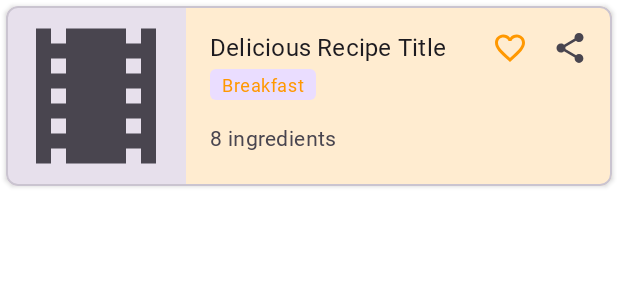
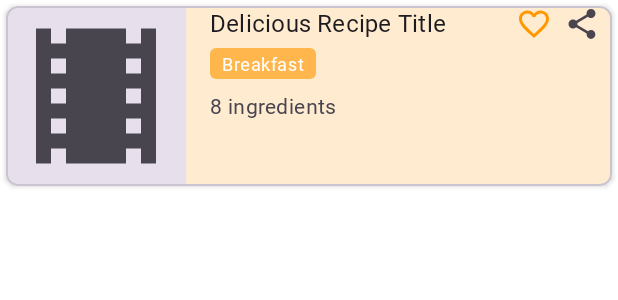
Before and after one commit to ayezix/CookBook, an Android app: the layout item_recipe.xml on its own in the app's theme, with its tools: preview values and no code run, on a phone screen of 412 x 824 dp. Shown: the top 300 px of the screen. Run offline under Robolectric (Android 15) with nearby library versions, the phone set to English and light mode, and no system bars.

Commit message:
new font for dark and light modes, and a couple UI changes

```diff
--- a/app/src/main/res/layout/fragment_home.xml
+++ b/app/src/main/res/layout/fragment_home.xml
@@ -83,7 +83,9 @@
         android:layout_gravity="bottom|end"
         android:layout_margin="16dp"
         android:contentDescription="Add Recipe"
-        app:srcCompat="@drawable/ic_add" />
+        android:outlineSpotShadowColor="@color/orange_primary"
+        app:srcCompat="@drawable/ic_add"
+        app:backgroundTint="@color/orange_primary" />
 
     <ProgressBar
         android:id="@+id/progressBar"
--- a/app/src/main/res/layout/item_recipe.xml
+++ b/app/src/main/res/layout/item_recipe.xml
@@ -8,34 +8,62 @@
     app:cardCornerRadius="8dp"
     app:cardElevation="2dp">
 
-    <androidx.constraintlayout.widget.ConstraintLayout
+    <LinearLayout
         android:layout_width="match_parent"
-        android:layout_height="wrap_content">
+        android:layout_height="wrap_content"
+        android:orientation="horizontal"
+        android:padding="0dp">
 
         <ImageView
             android:id="@+id/ivRecipe"
             android:layout_width="120dp"
             android:layout_height="120dp"
+            android:layout_gravity="center_vertical"
             android:contentDescription="Recipe Image"
             android:scaleType="centerCrop"
-            app:layout_constraintStart_toStartOf="parent"
-            app:layout_constraintTop_toTopOf="parent"
             tools:src="@drawable/placeholder_recipe" />
+
+        <LinearLayout
+            android:layout_width="0dp"
+            android:layout_height="match_parent"
+            android:layout_weight="1"
+            android:orientation="vertical"
+            android:paddingStart="16dp"
+            android:paddingEnd="0dp">
+
+            <LinearLayout
+                android:layout_width="match_parent"
+                android:layout_height="wrap_content"
+                android:orientation="horizontal"
+                android:gravity="top|center_vertical">
 
                 <TextView
                     android:id="@+id/tvTitle"
                     android:layout_width="0dp"
                     android:layout_height="wrap_content"
-            android:layout_marginStart="16dp"
-            android:layout_marginTop="16dp"
-            android:layout_marginEnd="16dp"
+                    android:layout_weight="1"
+                    android:layout_marginEnd="8dp"
                     android:ellipsize="end"
                     android:maxLines="2"
                     android:textAppearance="?attr/textAppearanceSubtitle1"
-            app:layout_constraintEnd_toStartOf="@id/ivFavorite"
-            app:layout_constraintStart_toEndOf="@id/ivRecipe"
-            app:layout_constraintTop_toTopOf="parent"
                     tools:text="Delicious Recipe Title" />
+
+                <ImageView
+                    android:id="@+id/ivFavorite"
+                    android:layout_width="24dp"
+                    android:layout_height="24dp"
+                    android:layout_marginEnd="8dp"
+                    android:contentDescription="Favorite"
+                    android:src="@drawable/ic_favorite_border" />
+
+                <ImageView
+                    android:id="@+id/ivShare"
+                    android:layout_width="24dp"
+                    android:layout_height="24dp"
+                    android:layout_marginEnd="8dp"
+                    android:contentDescription="Share Recipe"
+                    android:src="@drawable/ic_share" />
+            </LinearLayout>
 
             <TextView
                 android:id="@+id/tvCategory"
@@ -46,9 +74,7 @@
                 android:paddingHorizontal="8dp"
                 android:paddingVertical="2dp"
                 android:textAppearance="?attr/textAppearanceCaption"
-            android:textColor="?attr/colorPrimary"
-            app:layout_constraintStart_toStartOf="@id/tvTitle"
-            app:layout_constraintTop_toBottomOf="@id/tvTitle"
+                android:textColor="@android:color/white"
                 tools:text="Breakfast" />
 
             <TextView
@@ -59,31 +85,8 @@
                 android:layout_marginBottom="16dp"
                 android:textAppearance="?attr/textAppearanceBody2"
                 android:textColor="?android:textColorSecondary"
-            app:layout_constraintBottom_toBottomOf="parent"
-            app:layout_constraintStart_toStartOf="@id/tvTitle"
-            app:layout_constraintTop_toBottomOf="@id/tvCategory"
                 tools:text="8 ingredients" />
-
-        <ImageView
-            android:id="@+id/ivFavorite"
-            android:layout_width="24dp"
-            android:layout_height="24dp"
-            android:layout_marginEnd="16dp"
-            android:contentDescription="Favorite"
-            android:src="@drawable/ic_favorite_border"
-            app:layout_constraintEnd_toStartOf="@id/ivShare"
-            app:layout_constraintTop_toTopOf="@id/tvTitle" />
-
-        <ImageView
-            android:id="@+id/ivShare"
-            android:layout_width="24dp"
-            android:layout_height="24dp"
-            android:layout_marginEnd="16dp"
-            android:contentDescription="Share Recipe"
-            android:src="@drawable/ic_share"
-            app:layout_constraintEnd_toEndOf="parent"
-            app:layout_constraintTop_toTopOf="@id/tvTitle" />
-
-    </androidx.constraintlayout.widget.ConstraintLayout>
+        </LinearLayout>
+    </LinearLayout>
 
 </com.google.android.material.card.MaterialCardView>
--- a/app/src/main/res/values-night/themes.xml
+++ b/app/src/main/res/values-night/themes.xml
@@ -5,8 +5,10 @@
         <item name="colorPrimary">@color/orange_primary</item>
         <item name="colorPrimaryVariant">@color/orange_primary_variant</item>
         <item name="colorSecondary">@color/orange_secondary</item>
+        <item name="colorPrimaryContainer">@color/orange_secondary</item>
         <item name="android:colorBackground">@color/black</item>
         <item name="colorSurface">#2C2C2C</item>
         <item name="android:statusBarColor">@color/black</item>
+        <item name="android:fontFamily">@font/zain_regular</item>
     </style>
 </resources>
--- a/app/src/main/res/values/themes.xml
+++ b/app/src/main/res/values/themes.xml
@@ -5,6 +5,7 @@
         <item name="colorPrimary">@color/orange_primary</item>
         <item name="colorPrimaryVariant">@color/orange_primary_variant</item>
         <item name="colorSecondary">@color/orange_secondary</item>
+        <item name="colorPrimaryContainer">@color/orange_secondary</item>
         <item name="android:colorBackground">@color/white</item>
         <item name="colorSurface">@color/orange_surface</item>
         <item name="android:statusBarColor">@color/orange_primary_variant</item>
```
Also changed, not shown: app/src/main/res/layout/login_overlay.xml (deleted, +0 -90 lines), app/src/main/res/layout/main_app.xml (+5 -7 lines). Lines whose indentation alone changed are shown as unchanged.
